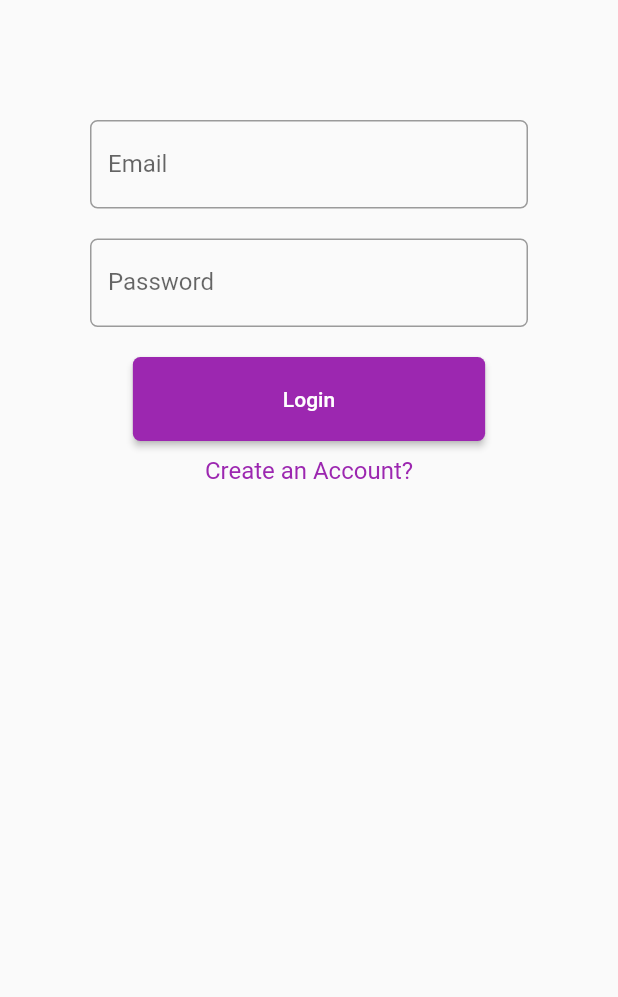
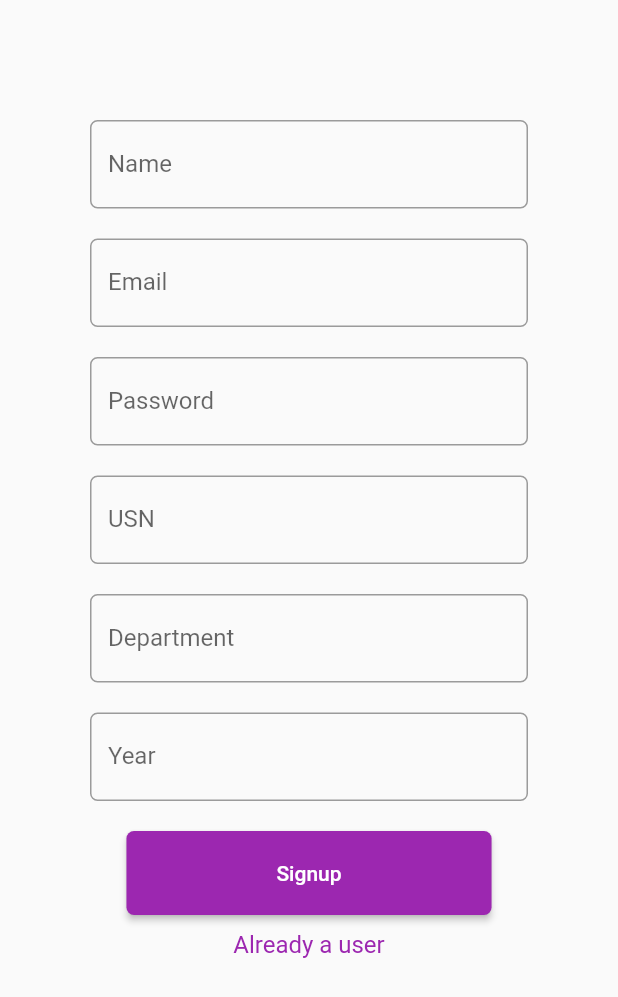
Before and after one commit to iam-srinivas/advaya, a Flutter app: the screen it shows after launch, after a tap on "Create an Account?", on a phone screen of 412 x 824 dp. Shown: the top 997 px of the screen. Run offline on Flutter 3.47's test engine with Material 2 defaults, Android fonts, the phone set to English and light mode, and no system bars; our stand-ins replace cloud_firestore, firebase_auth; accounts and stored records are empty.

Commit message:
signup page completed

```diff
--- a/lib/screens/loginpage.dart
+++ b/lib/screens/loginpage.dart
@@ -1,4 +1,5 @@
 import 'package:advaya/screens/homepage.dart';
+import 'package:advaya/screens/signuppage.dart';
 import 'package:flutter/material.dart';
 import 'package:firebase_auth/firebase_auth.dart';
 
@@ -23,7 +24,8 @@ class _LoginPageState extends State<LoginPage> {
   }
 
   navigateToSignup() {
-    Navigator.pushReplacementNamed(context, "/SignupPage");
+    Navigator.of(context)
+        .pushReplacement(MaterialPageRoute(builder: (context) => SignupPage()));
   }
 
   void initState() {
--- /dev/null
+++ b/lib/screens/signuppage.dart
@@ -0,0 +1,238 @@
+import 'package:advaya/screens/homepage.dart';
+import 'package:advaya/screens/loginpage.dart';
+import 'package:flutter/material.dart';
+import 'package:firebase_auth/firebase_auth.dart';
+import 'package:cloud_firestore/cloud_firestore.dart';
+
+class SignupPage extends StatefulWidget {
+  @override
+  _SignupPageState createState() => _SignupPageState();
+}
+
+class _SignupPageState extends State<SignupPage> {
+  final FirebaseAuth _auth = FirebaseAuth.instance;
+  final GlobalKey<FormState> _formKey = GlobalKey<FormState>();
+  String _email, _password, _name, _usn, _department, _year;
+
+  checkAuthentication() async {
+    _auth.onAuthStateChanged.listen((user) {
+      if (user != null) {
+        Navigator.of(context).pushReplacement(
+            MaterialPageRoute(builder: (context) => HomePage()));
+      }
+    });
+  }
+
+  navigateToLogin() {
+    Navigator.of(context)
+        .pushReplacement(MaterialPageRoute(builder: (context) => LoginPage()));
+  }
+
+  @override
+  void initState() {
+    super.initState();
+    checkAuthentication();
+  }
+
+  showError(String errorMessage) {
+    showDialog(
+        context: context,
+        builder: (BuildContext context) {
+          return AlertDialog(
+            title: Text('Error'),
+            content: Text(errorMessage),
+            actions: <Widget>[
+              FlatButton(
+                child: Text('OK'),
+                onPressed: () {
+                  Navigator.of(context).pop();
+                },
+              )
+            ],
+          );
+        });
+  }
+
+  signup() async {
+    if (_formKey.currentState.validate()) {
+      _formKey.currentState.save();
+      try {
+        FirebaseUser user = (await _auth.createUserWithEmailAndPassword(
+                email: _email, password: _password))
+            .user;
+        if (user != null) {
+          UserUpdateInfo updateUser = UserUpdateInfo();
+          updateUser.displayName = _name;
+          user.updateProfile(updateUser);
+          Firestore.instance.collection('users').add({
+            'Name': _name,
+            'Email': _email,
+            'UId': user.uid,
+            'Usn': _usn,
+            'Year': _year,
+            'Department': _department,
+            'Scores': {
+              'Round1': 0,
+              'Round2': 0,
+              'Round3': 0,
+              'Round4': 0,
+              'Status': 'New',
+            }
+          });
+        }
+      } catch (e) {
+        showError(e.message);
+      }
+    }
+  }
+
+  @override
+  Widget build(BuildContext context) {
+    return Scaffold(
+      body: Container(
+        child: Center(
+          child: ListView(
+            children: <Widget>[
+              Container(
+                padding: EdgeInsets.all(60),
+                child: Form(
+                  key: _formKey,
+                  child: Column(
+                    children: <Widget>[
+                      Container(
+                        padding: EdgeInsets.only(top: 20),
+                        child: TextFormField(
+                          validator: (input) {
+                            if (input.isEmpty) {
+                              return 'Provide an Name';
+                            }
+                          },
+                          decoration: InputDecoration(
+                              labelText: 'Name',
+                              border: OutlineInputBorder(
+                                borderRadius: BorderRadius.circular(5),
+                              )),
+                          onSaved: (input) => _name = input,
+                        ),
+                      ),
+                      Container(
+                        padding: EdgeInsets.only(top: 20),
+                        child: TextFormField(
+                          validator: (input) {
+                            if (input.isEmpty) {
+                              return 'Provide an Email';
+                            }
+                          },
+                          decoration: InputDecoration(
+                              labelText: 'Email',
+                              border: OutlineInputBorder(
+                                borderRadius: BorderRadius.circular(5),
+                              )),
+                          onSaved: (input) => _email = input,
+                        ),
+                      ),
+                      Container(
+                        padding: EdgeInsets.only(top: 20),
+                        child: TextFormField(
+                          validator: (input) {
+                            if (input.length < 6) {
+                              return 'Password should Be atleast 6 Characters';
+                            }
+                          },
+                          decoration: InputDecoration(
+                              labelText: 'Password',
+                              border: OutlineInputBorder(
+                                borderRadius: BorderRadius.circular(5),
+                              )),
+                          onSaved: (input) => _password = input,
+                          obscureText: true,
+                        ),
+                      ),
+                      Container(
+                        padding: EdgeInsets.only(top: 20),
+                        child: TextFormField(
+                          validator: (input) {
+                            if (input.isEmpty) {
+                              return 'Provide Usn';
+                            }
+                          },
+                          decoration: InputDecoration(
+                              labelText: 'USN',
+                              border: OutlineInputBorder(
+                                borderRadius: BorderRadius.circular(5),
+                              )),
+                          onSaved: (input) => _usn = input.toUpperCase(),
+                        ),
+                      ),
+                      Container(
+                        padding: EdgeInsets.only(top: 20),
+                        child: TextFormField(
+                          validator: (input) {
+                            if (input.isEmpty) {
+                              return 'Enter Department';
+                            }
+                          },
+                          decoration: InputDecoration(
+                              labelText: 'Department',
+                              border: OutlineInputBorder(
+                                borderRadius: BorderRadius.circular(5),
+                              )),
+                          onSaved: (input) => _department = input.toUpperCase(),
+                        ),
+                      ),
+                      Container(
+                        padding: EdgeInsets.only(top: 20),
+                        child: TextFormField(
+                          validator: (input) {
+                            if (input.isEmpty) {
+                              return 'Provide Year';
+                            }
+                          },
+                          decoration: InputDecoration(
+                              labelText: 'Year',
+                              border: OutlineInputBorder(
+                                borderRadius: BorderRadius.circular(5),
+                              )),
+                          onSaved: (input) => _year = input,
+                        ),
+                      ),
+                      Container(
+                        padding: EdgeInsets.only(top: 20),
+                        child: RaisedButton(
+                          padding: EdgeInsets.fromLTRB(100, 20, 100, 20),
+                          color: Colors.purple,
+                          shape: RoundedRectangleBorder(
+                              borderRadius: BorderRadius.circular(5)),
+                          onPressed: signup,
+                          child: Text(
+                            'Signup',
+                            style: TextStyle(
+                              color: Colors.white,
+                            ),
+                          ),
+                        ),
+                      ),
+                      Padding(
+                        padding: EdgeInsets.only(top: 10),
+                        child: GestureDetector(
+                          child: Text(
+                            'Already a user',
+                            style: TextStyle(
+                              fontSize: 16,
+                              color: Colors.purple,
+                            ),
+                          ),
+                          onTap: navigateToLogin,
+                        ),
+                      )
+                    ],
+                  ),
+                ),
+              )
+            ],
+          ),
+        ),
+      ),
+    );
+  }
+}
```
